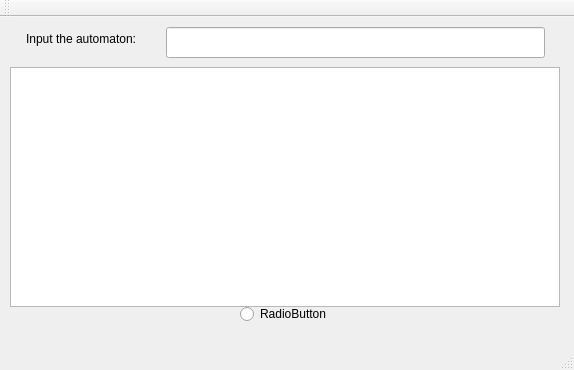
Before: the Qt Designer form mainwindow.ui in safiyat/sim8085, drawn with Qt 5.
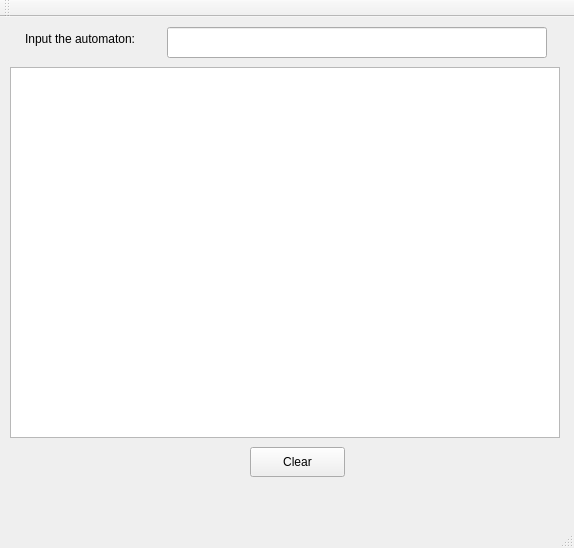
After: the same form once the commit is applied.

Patch:
```diff
--- a/mainwindow.ui
+++ b/mainwindow.ui
@@ -7,7 +7,7 @@
     <x>0</x>
     <y>0</y>
     <width>574</width>
-    <height>370</height>
+    <height>548</height>
    </rect>
   </property>
   <property name="sizePolicy">
@@ -23,9 +23,9 @@
    <widget class="QLineEdit" name="input">
     <property name="geometry">
      <rect>
-      <x>166</x>
+      <x>167</x>
       <y>10</y>
-      <width>379</width>
+      <width>380</width>
       <height>31</height>
      </rect>
     </property>
@@ -39,7 +39,7 @@
    <widget class="QLabel" name="label">
     <property name="geometry">
      <rect>
-      <x>26</x>
+      <x>25</x>
       <y>7</y>
       <width>290</width>
       <height>30</height>
@@ -49,26 +49,13 @@
      <string>Input the automaton:</string>
     </property>
    </widget>
-   <widget class="QRadioButton" name="radioButton">
-    <property name="geometry">
-     <rect>
-      <x>240</x>
-      <y>284</y>
-      <width>310</width>
-      <height>26</height>
-     </rect>
-    </property>
-    <property name="text">
-     <string>RadioButton</string>
-    </property>
-   </widget>
    <widget class="QTableWidget" name="tableWidget">
     <property name="geometry">
      <rect>
       <x>10</x>
       <y>50</y>
       <width>550</width>
-      <height>240</height>
+      <height>371</height>
      </rect>
     </property>
     <property name="editTriggers">
@@ -78,6 +65,19 @@
      <enum>QAbstractItemView::NoSelection</enum>
     </property>
    </widget>
+   <widget class="QPushButton" name="pushButton">
+    <property name="geometry">
+     <rect>
+      <x>250</x>
+      <y>430</y>
+      <width>95</width>
+      <height>30</height>
+     </rect>
+    </property>
+    <property name="text">
+     <string>Clear</string>
+    </property>
+   </widget>
   </widget>
   <widget class="QMenuBar" name="menuBar">
    <property name="geometry">
```
Left out of the diff: 37 changed lines with no effect on the pictures.
